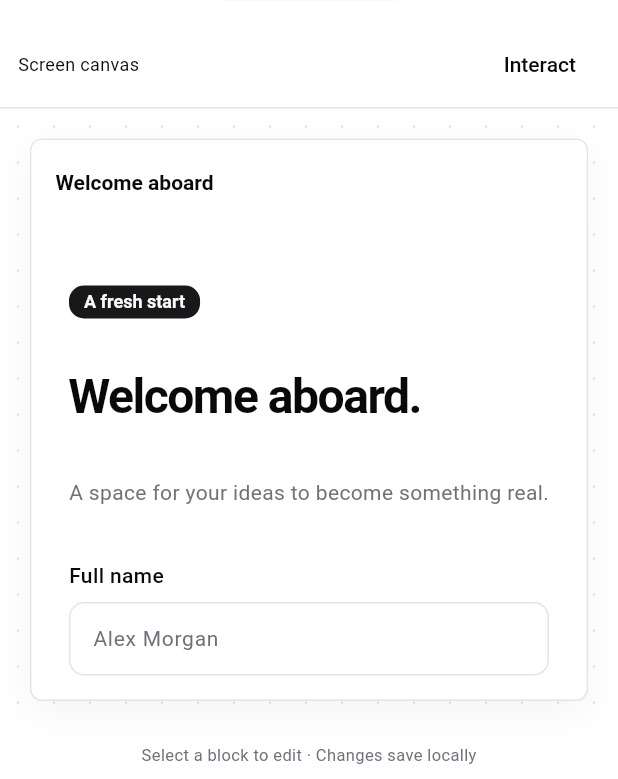
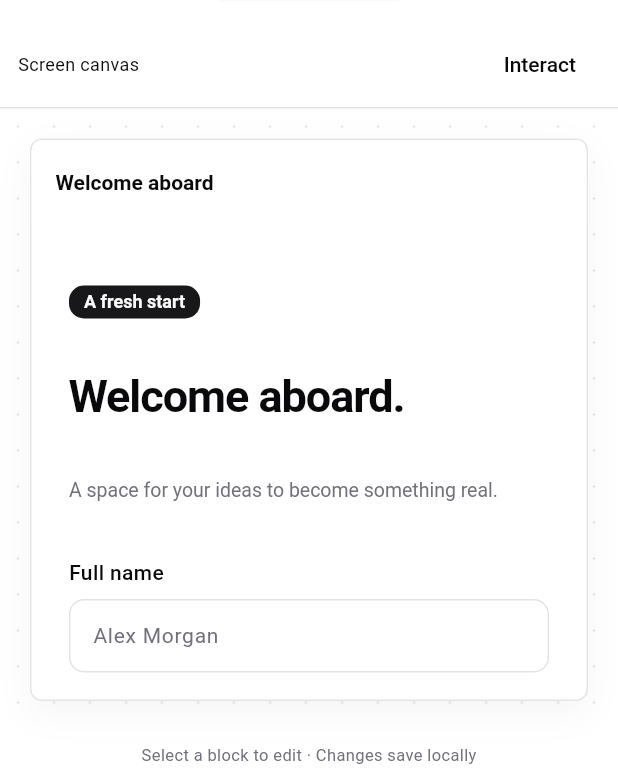
Before and after one commit to Jeccoman/flappa, a Flutter app: the PlaygroundPage screen opened directly with empty values, on a phone screen of 412 x 824 dp, the part 457-1236 px from its top. Run offline on Flutter 3.47's test engine with Material 3 defaults, Android fonts, the phone set to English and light mode, and no system bars; missing offline and left inert: dart:js_interop.

Commit message:
Use public Flappa typography in canvas screens and exports

```diff
--- a/example/lib/playground/render.dart
+++ b/example/lib/playground/render.dart
@@ -68,22 +68,13 @@ class _ScreenBlockViewState extends State<ScreenBlockView> {
         block: block,
         children: widget.children,
       ),
-      BlockKind.heading => Text(
+      BlockKind.heading => FTypography(
         block.title,
-        style: const TextStyle(
-          fontSize: 32,
-          height: 1.15,
-          fontWeight: FontWeight.w700,
-          letterSpacing: -1,
-        ),
+        variant: FTypographyVariant.h2,
       ),
-      BlockKind.text => Text(
+      BlockKind.text => FTypography(
         block.title,
-        style: TextStyle(
-          fontSize: 14,
-          height: 1.6,
-          color: FTheme.of(context).colors.mutedForeground,
-        ),
+        variant: FTypographyVariant.muted,
       ),
       BlockKind.input => FField(
         label: block.title,
@@ -257,9 +248,9 @@ String exportDart(
       BlockKind.column ||
       BlockKind.container => throw StateError('Layout handled above'),
       BlockKind.heading =>
-        'Text($title, style: const TextStyle(fontSize: 32, height: 1.15, fontWeight: FontWeight.w700, letterSpacing: -1))',
+        'FTypography($title, variant: FTypographyVariant.h2)',
       BlockKind.text =>
-        'Text($title, style: TextStyle(fontSize: 14, height: 1.6, color: FTheme.of(context).colors.mutedForeground))',
+        'FTypography($title, variant: FTypographyVariant.muted)',
       BlockKind.input =>
         'FField(label: $title, child: FInput(placeholder: $detail, semanticLabel: $title))',
       BlockKind.button =>
```
